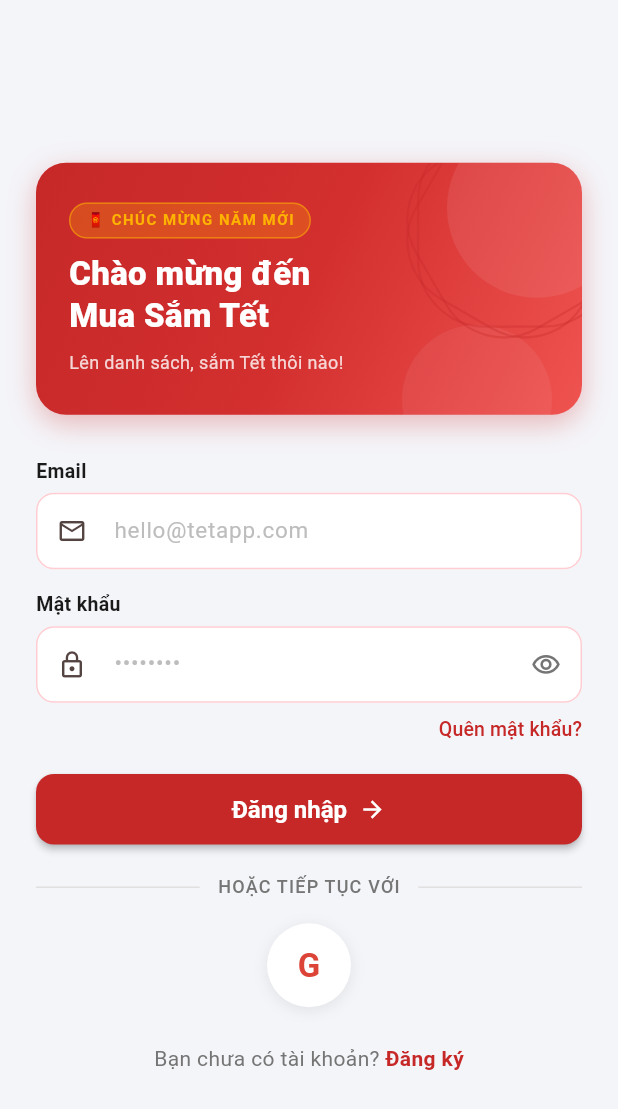
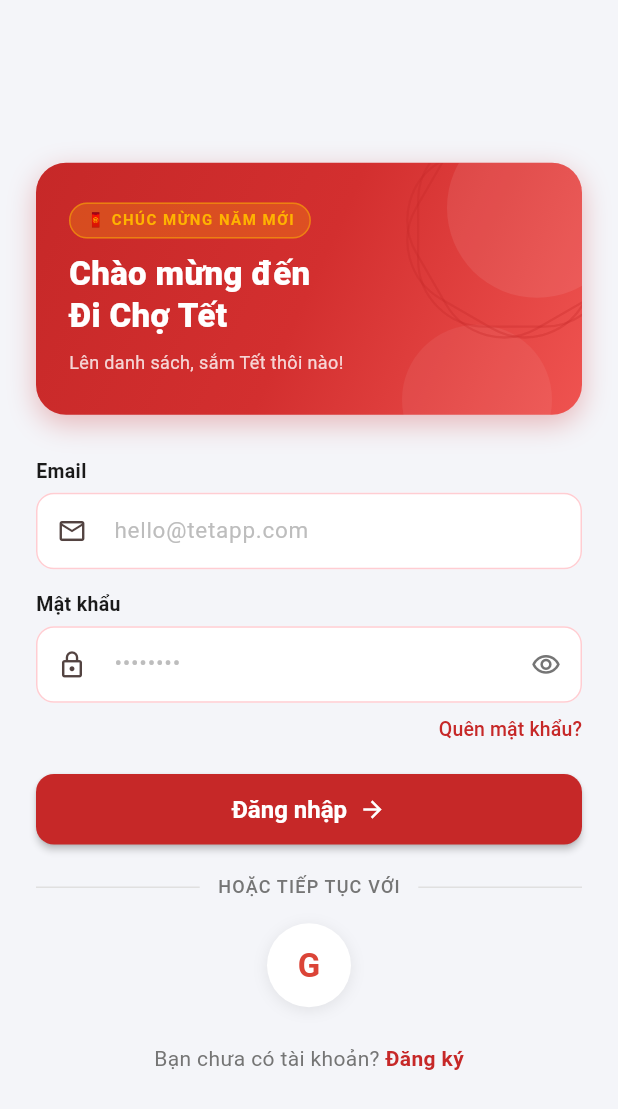
Before and after one commit to nvtai24/dichotet, a Flutter app: the screen it shows after launch, on a phone screen of 412 x 824 dp. Shown: the top 1109 px of the screen. Run offline on Flutter 3.47's test engine with Material 3 defaults, Android fonts, the phone set to English and light mode, and no system bars; our stand-ins replace flutter_dotenv, flutter_map, geolocator, google_sign_in, hive_flutter, image_picker and 2 more; accounts and stored records are empty.

Commit message:
fix: rename to Dichotet

```diff
--- a/lib/views/auth/login_screen.dart
+++ b/lib/views/auth/login_screen.dart
@@ -283,7 +283,7 @@ class _WelcomeHeader extends StatelessWidget {
                 ),
                 const SizedBox(height: 10),
                 const Text(
-                  'Chào mừng đến\nMua Sắm Tết',
+                  'Chào mừng đến\nĐi Chợ Tết',
                   style: TextStyle(
                     color: Colors.white,
                     fontSize: 22,
--- a/lib/views/home/dashboard_screen.dart
+++ b/lib/views/home/dashboard_screen.dart
@@ -29,7 +29,7 @@ class DashboardScreen extends StatelessWidget {
       child: Scaffold(
         backgroundColor: const Color(0xFFF4F5F9),
         appBar: const SessionAppBar(
-          title: 'Mua Sắm Tết',
+          title: 'Đi Chợ Tết',
           backgroundColor: Color(0xFFF4F5F9),
         ),
         body: SingleChildScrollView(
--- a/lib/views/shopping_list/shopping_list_screen.dart
+++ b/lib/views/shopping_list/shopping_list_screen.dart
@@ -34,7 +34,10 @@ class _ShoppingListScreenState extends State<ShoppingListScreen> {
 
     return Scaffold(
       backgroundColor: AppColors.background,
-      appBar: const SessionAppBar(title: 'Danh Sách Mua Sắm Tết', backgroundColor: Colors.white),
+      appBar: const SessionAppBar(
+        title: 'Danh Sách Đồ Cần Mua',
+        backgroundColor: Colors.white,
+      ),
       body: Column(
         crossAxisAlignment: CrossAxisAlignment.start,
         children: [
@@ -104,7 +107,6 @@ class _ShoppingListScreenState extends State<ShoppingListScreen> {
       ),
     );
   }
-
 
   Widget _buildSearchBar() {
     final vm = context.read<ShoppingListViewModel>();
@@ -344,8 +346,10 @@ class _ItemTile extends StatelessWidget {
         ? AppColors.error
         : AppColors.textPrimary;
 
-    final purchasedQty =
-        item.purchases.fold<int>(0, (sum, p) => sum + p.quantity);
+    final purchasedQty = item.purchases.fold<int>(
+      0,
+      (sum, p) => sum + p.quantity,
+    );
     final hasPurchase = purchasedQty > 0;
     return InkWell(
       onTap: onTap,
@@ -402,8 +406,12 @@ class _ItemTile extends StatelessWidget {
                           ),
                           decoration: BoxDecoration(
                             color: item.isChecked
-                                ? const Color(0xFF4CAF50).withValues(alpha: 0.12)
-                                : const Color(0xFFFF9800).withValues(alpha: 0.12),
+                                ? const Color(
+                                    0xFF4CAF50,
+                                  ).withValues(alpha: 0.12)
+                                : const Color(
+                                    0xFFFF9800,
+                                  ).withValues(alpha: 0.12),
                             borderRadius: BorderRadius.circular(20),
                           ),
                           child: Text(
--- a/lib/views/splash/splash_screen.dart
+++ b/lib/views/splash/splash_screen.dart
@@ -213,7 +213,7 @@ class _TitleWidget extends StatelessWidget {
     return Column(
       children: [
         const Text(
-          'MUA SẮM TẾT',
+          'ĐI CHỢ TẾT',
           style: TextStyle(
             color: AppColors.gold,
             fontSize: 28,
```
